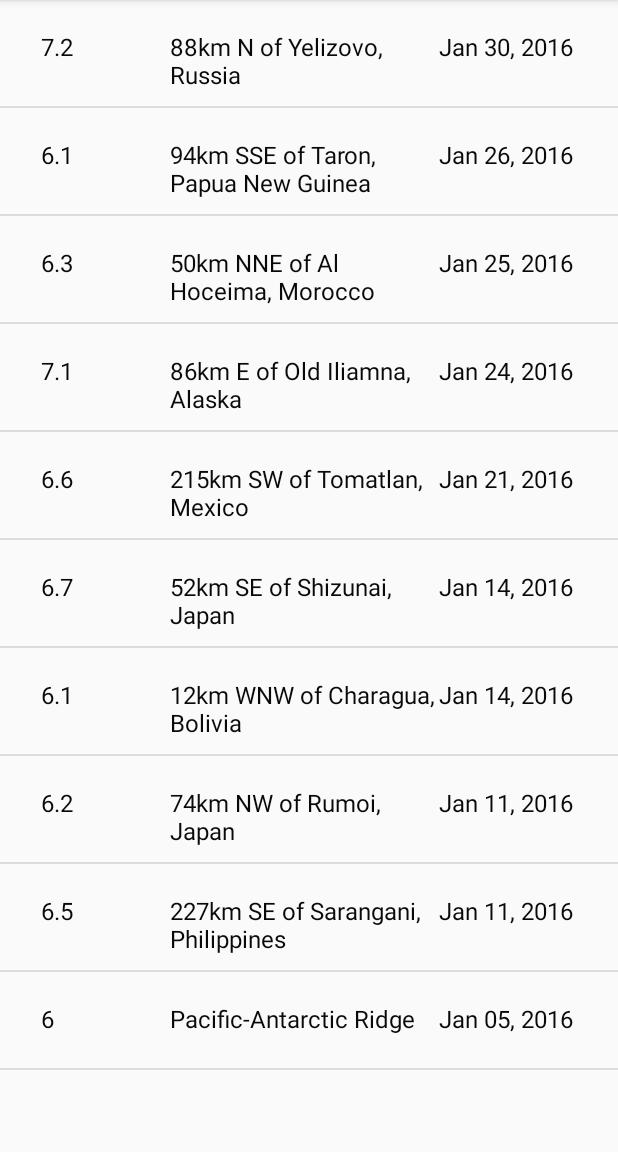
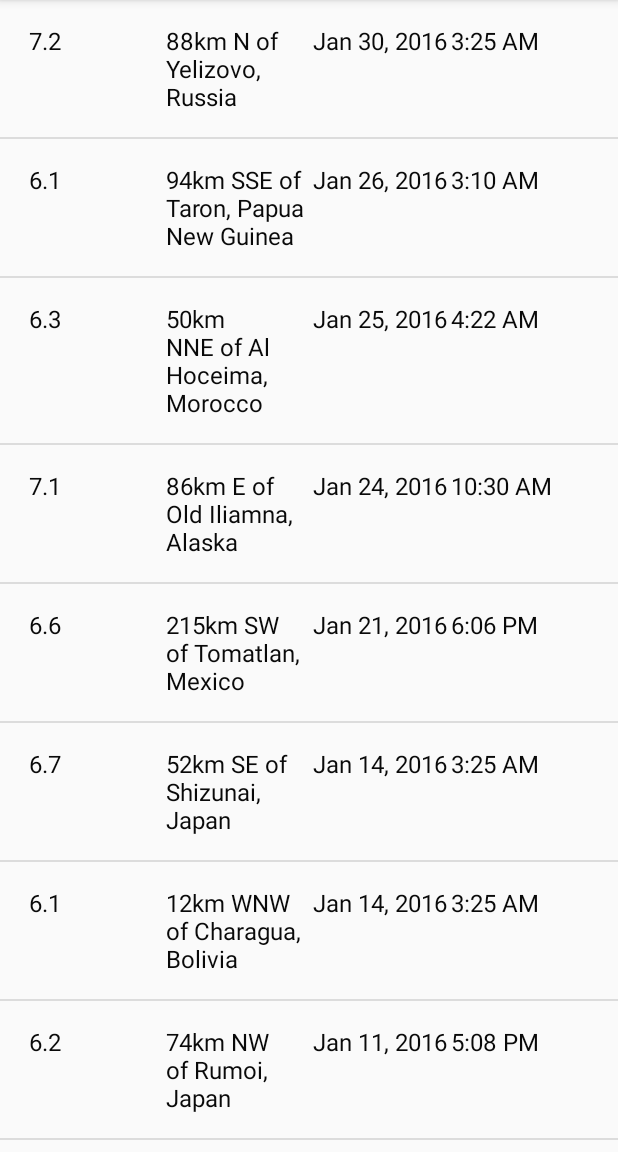
Before and after one commit to SamarpanDas/Instant-Earthquake-Tracker, an Android app: the screen it shows after launch (EarthquakeActivity), on a phone screen of 412 x 824 dp, the part 84-1236 px from its top. Run offline under Robolectric (Android 15) with nearby library versions, the phone set to English and light mode, and no system bars.

Commit message:
Properly formatted time displayed

```diff
--- a/app/src/main/java/com/example/android/quakereport/Input.java
+++ b/app/src/main/java/com/example/android/quakereport/Input.java
@@ -4,12 +4,14 @@ public class Input {
     private String mMagnitude;
     private String mLocationName;
     private String mDate;
+    private String mTime;
 
 
-    public Input(String vMagnitude, String vLocationName, String vDate) {
+    public Input(String vMagnitude, String vLocationName, String vDate, String vTime) {
         mMagnitude = vMagnitude;
         mLocationName = vLocationName;
         mDate = vDate;
+        mTime = vTime;
     }
 
     public String getMagnitude() {return mMagnitude;}
@@ -19,4 +21,5 @@ public class Input {
     public String getDate() {
         return mDate;
     }
+    public String getTime() {return mTime;}
 }
--- a/app/src/main/java/com/example/android/quakereport/InputAdapter.java
+++ b/app/src/main/java/com/example/android/quakereport/InputAdapter.java
@@ -35,6 +35,9 @@ public class InputAdapter extends ArrayAdapter<Input> {
         TextView dateTextView = (TextView) listItemView.findViewById(R.id.dateTextView);
         dateTextView.setText(currentInput.getDate());
 
+        TextView timeTextView = (TextView) listItemView.findViewById(R.id.timeTextView);
+        timeTextView.setText(currentInput.getTime());
+
         return listItemView;
     }
 }
--- a/app/src/main/java/com/example/android/quakereport/QueryUtils.java
+++ b/app/src/main/java/com/example/android/quakereport/QueryUtils.java
@@ -59,13 +59,17 @@ public final class QueryUtils
                 JSONObject properties = c.getJSONObject("properties");
                 String mag = properties.getString("mag");
                 String place = properties.getString("place");
-                long time = Long.parseLong(properties.getString("time"));
+                //long time = Long.parseLong(properties.getString("time"));
+                long time = properties.getLong("time");
                 Date dateObject = new Date(time);
 
-                SimpleDateFormat dateFormatter = new SimpleDateFormat("MMM DD, yyyy");
+                SimpleDateFormat dateFormatter = new SimpleDateFormat("LLL dd, yyyy");
                 String dateToDisplay = dateFormatter.format(dateObject);
 
-                earthquakes.add(new Input(mag, place, dateToDisplay));
+                SimpleDateFormat timeFormat = new SimpleDateFormat("h:mm a");
+                String timeToDisplay = timeFormat.format(dateObject);
+
+                earthquakes.add(new Input(mag, place, dateToDisplay, timeToDisplay));
 
 
             }
--- a/app/src/main/res/layout/list_item.xml
+++ b/app/src/main/res/layout/list_item.xml
@@ -5,37 +5,46 @@
     android:layout_gravity="left"
     android:minHeight="?android:attr/listPreferredItemHeight"
     android:orientation="horizontal"
-    android:paddingLeft="27dp"
-    android:paddingTop="20dp"
-    android:paddingBottom="8dp">
+    android:padding="16dp">
 
     <TextView
         android:id="@+id/magnitudeTextView"
-        android:layout_width="86dp"
+        android:layout_width="0dp"
         android:layout_height="wrap_content"
-        android:layout_weight="0"
+        android:layout_weight="1"
+        android:paddingLeft="3dp"
         android:text="9.2"
         android:textColor="#090909"
         android:textSize="16sp" />
 
     <TextView
         android:id="@+id/locationTextView"
-        android:layout_width="152dp"
+        android:layout_width="0dp"
         android:layout_height="wrap_content"
         android:layout_weight="1"
-        android:paddingBottom="2dp"
+        android:paddingRight="2dp"
         android:text="San Francisco"
         android:textColor="#090909"
         android:textSize="16sp" />
 
     <TextView
         android:id="@+id/dateTextView"
-        android:layout_width="wrap_content"
+        android:layout_width="0dp"
         android:layout_height="wrap_content"
         android:layout_weight="1"
         android:gravity="left"
+        android:paddingLeft="3dp"
         android:paddingRight="2dp"
         android:text="Feb 2, 2020"
         android:textColor="#090909"
         android:textSize="16sp" />
+
+    <TextView
+        android:id="@+id/timeTextView"
+        android:layout_width="0dp"
+        android:layout_height="wrap_content"
+        android:layout_weight="1"
+        android:textColor="#090909"
+        android:textSize="16sp"
+        android:text="3:00 PM" />
 </LinearLayout>
```
